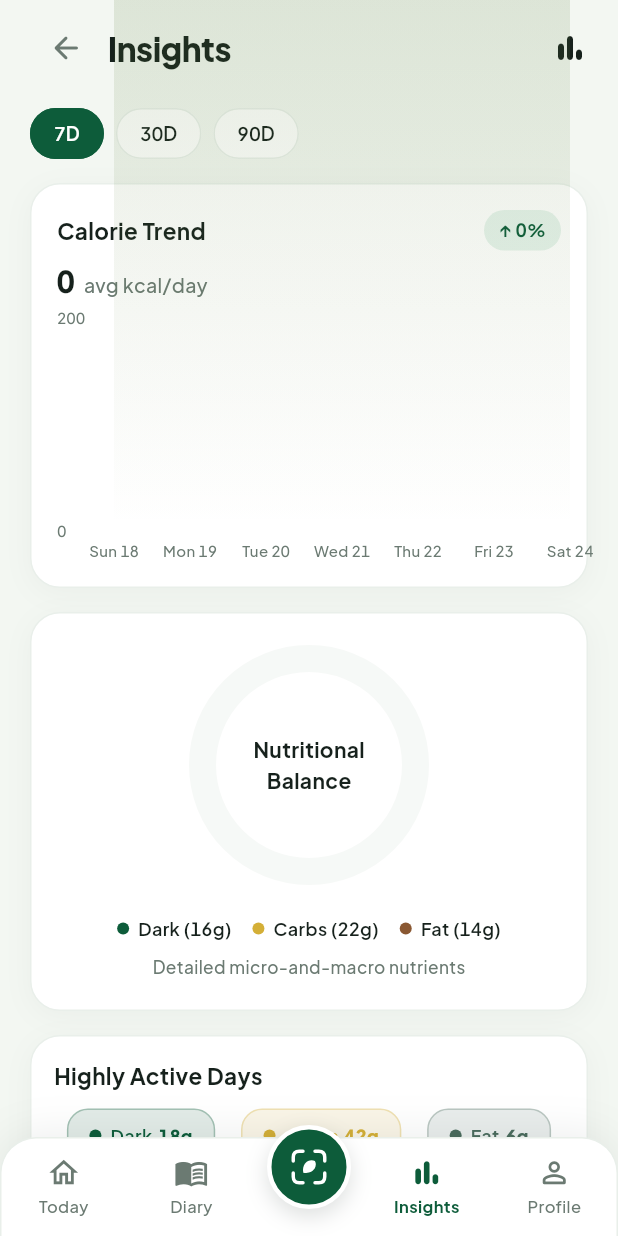
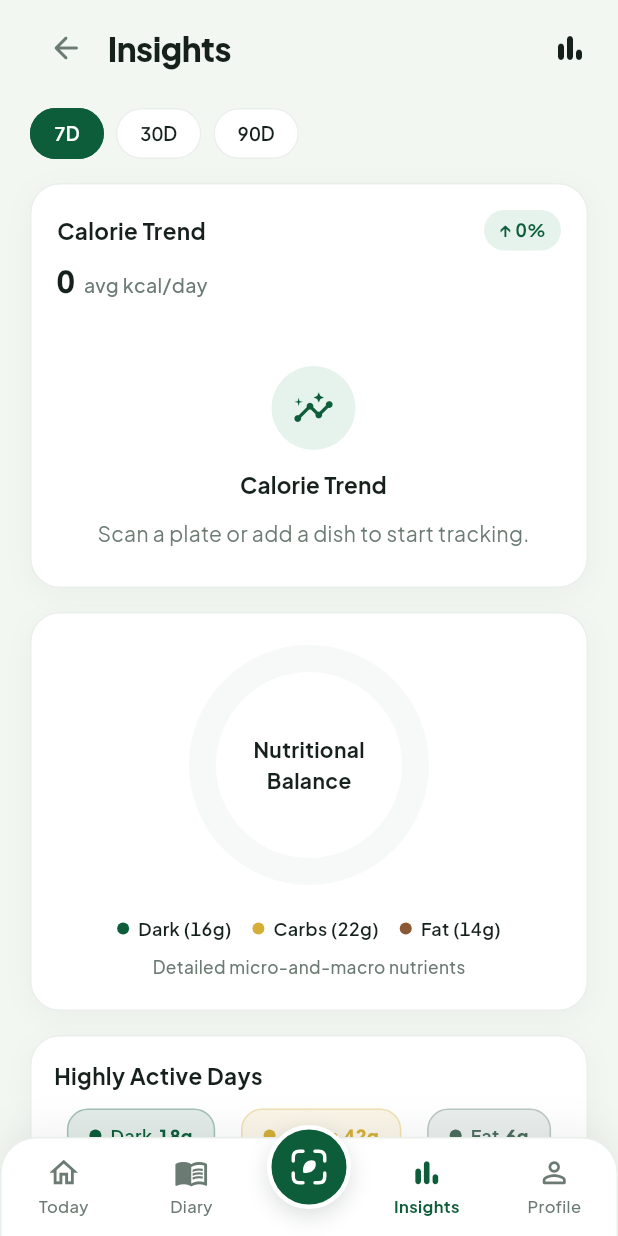
Before and after one commit to anshuldhiman-ai/Health-AI, a Flutter app: the InsightsScreen screen opened by its route, on a phone screen of 412 x 824 dp. Run offline on Flutter 3.47's test engine with Material 3 defaults, Android fonts, the phone set to English and light mode, and no system bars; drawn by our look-alikes of fl_chart; our stand-ins replace camera, flutter_riverpod, flutter_secure_storage, go_router, image_picker, pedometer and 2 more; missing offline and left inert: flutter_litert; accounts and stored records are empty; project files that could hold a hidden picture were left out.

Commit message:
Render insight charts from logged meals only

```diff
--- a/app/lib/features/insights/presentation/insights_screen.dart
+++ b/app/lib/features/insights/presentation/insights_screen.dart
@@ -5,6 +5,7 @@ import 'package:go_router/go_router.dart';
 
 import 'package:app/core/format/count_format.dart';
 import 'package:app/design_system/components/app_card.dart';
+import 'package:app/design_system/components/empty_state.dart';
 import 'package:app/design_system/components/progress_ring.dart';
 import 'package:app/design_system/theme/app_theme.dart';
 import 'package:app/design_system/tokens/tokens.dart';
@@ -270,9 +271,8 @@ class _TrendCard extends StatelessWidget {
           const SizedBox(height: 12),
           SizedBox(
             height: 168,
-            // The chart itself is a graphic; the numbers above are the
-            // accessible summary of the same data.
-            child: LineChart(
+            child: state.hasData
+                ? LineChart(
               LineChartData(
                 gridData: FlGridData(
                   drawVerticalLine: false,
@@ -323,44 +323,10 @@ class _TrendCard extends StatelessWidget {
                 borderData: FlBorderData(show: false),
                 lineTouchData: const LineTouchData(enabled: false),
                 lineBarsData: [
-                  // Gold curve (upper trend)
                   LineChartBarData(
                     spots: [
                       for (var i = 0; i < state.trend.length; i++)
-                        FlSpot(
-                          i.toDouble(),
-                          state.trend[i].kcal > 0
-                              ? state.trend[i].kcal * 1.05
-                              : (1600.0 + (i % 3) * 200.0),
-                        ),
-                    ],
-                    isCurved: true,
-                    curveSmoothness: 0.35,
-                    barWidth: 2.8,
-                    color: colors.gold,
-                    dotData: const FlDotData(show: false),
-                    belowBarData: BarAreaData(
-                      show: true,
-                      gradient: LinearGradient(
-                        begin: Alignment.topCenter,
-                        end: Alignment.bottomCenter,
-                        colors: [
-                          colors.gold.withValues(alpha: 0.25),
-                          colors.gold.withValues(alpha: 0.0),
-                        ],
-                      ),
-                    ),
-                  ),
-                  // Emerald curve
-                  LineChartBarData(
-                    spots: [
-                      for (var i = 0; i < state.trend.length; i++)
-                        FlSpot(
-                          i.toDouble(),
-                          state.trend[i].kcal > 0
-                              ? state.trend[i].kcal.toDouble()
-                              : (1300.0 + (i % 2) * 250.0),
-                        ),
+                        FlSpot(i.toDouble(), state.trend[i].kcal.toDouble()),
                     ],
                     isCurved: true,
                     curveSmoothness: 0.35,
@@ -385,7 +351,12 @@ class _TrendCard extends StatelessWidget {
                 minY: 0,
                 maxY: _ceil(state.trend),
               ),
-            ),
+            )
+                : EmptyState(
+                    icon: Icons.insights_outlined,
+                    title: l10n.calorieTrend,
+                    message: l10n.emptyDayHint,
+                  ),
           ),
         ],
       ),
```
